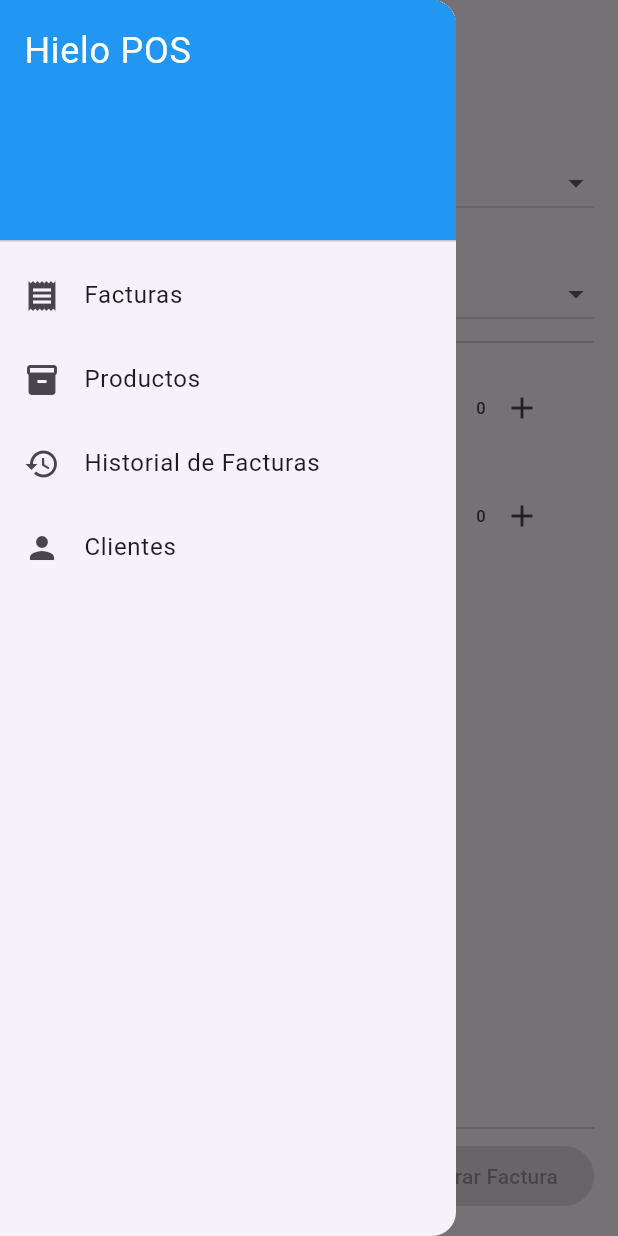
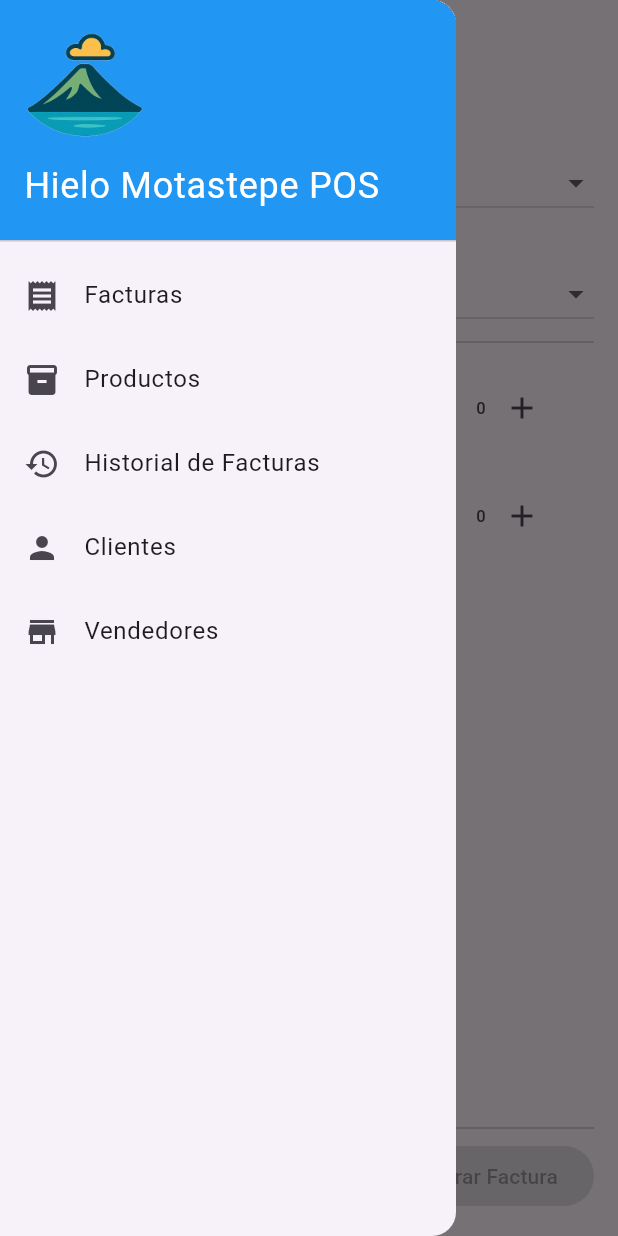
Before and after one commit to DeybisMelendez/hielo_pos, a Flutter app: the screen it shows after launch, with the side drawer open, on a phone screen of 412 x 824 dp. Run offline on Flutter 3.47's test engine with Material 3 defaults, Android fonts, the phone set to English and light mode, and no system bars; our stand-ins replace sqflite; accounts and stored records are empty.

Commit message:
Agregada vista de vendedor

```diff
--- a/lib/main.dart
+++ b/lib/main.dart
@@ -3,6 +3,7 @@ import 'invoice_screen.dart';
 import 'product_screen.dart';
 import 'invoice_history_screen.dart';
 import 'customer_screen.dart';
+import 'seller_screen.dart';
 
 void main() {
   runApp(const HieloPosApp());
@@ -25,6 +26,8 @@ class HieloPosApp extends StatelessWidget {
         '/invoice_history': (context) => const InvoiceHistoryScreen(),
         '/customers': (context) =>
             const BaseScreen(title: 'Clientes', child: CustomerScreen()),
+        '/sellers': (context) =>
+            const BaseScreen(title: 'Vendedores', child: SellerScreen()),
       },
     );
   }
@@ -45,11 +48,19 @@ class BaseScreen extends StatelessWidget {
         child: ListView(
           padding: EdgeInsets.zero,
           children: [
-            const DrawerHeader(
-              decoration: BoxDecoration(color: Colors.blue),
-              child: Text(
-                'Hielo POS',
-                style: TextStyle(color: Colors.white, fontSize: 24),
+            DrawerHeader(
+              decoration: const BoxDecoration(color: Colors.blue),
+              child: Column(
+                crossAxisAlignment: CrossAxisAlignment.start,
+                children: [
+                  // Logo
+                  SizedBox(height: 80, child: Image.asset('assets/logo.png')),
+                  const SizedBox(height: 10),
+                  const Text(
+                    'Hielo Motastepe POS',
+                    style: TextStyle(color: Colors.white, fontSize: 24),
+                  ),
+                ],
               ),
             ),
             ListTile(
@@ -80,6 +91,13 @@ class BaseScreen extends StatelessWidget {
                 Navigator.pushReplacementNamed(context, '/customers');
               },
             ),
+            ListTile(
+              leading: const Icon(Icons.store),
+              title: const Text('Vendedores'),
+              onTap: () {
+                Navigator.pushReplacementNamed(context, '/sellers');
+              },
+            ),
           ],
         ),
       ),
```
Also changed, not shown: lib/db_helper.dart (+27 -0 lines), lib/seller_screen.dart (added, +151 -0 lines), pubspec.yaml (+9 -1 lines), assets/logo.png (added), pubspec.lock.
